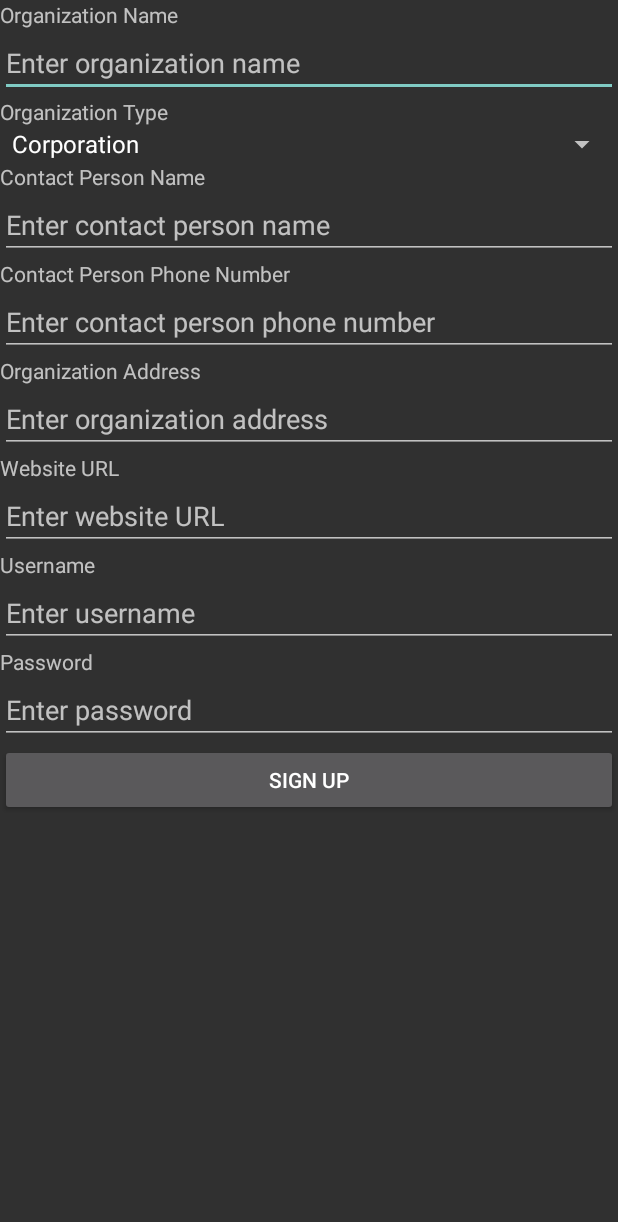
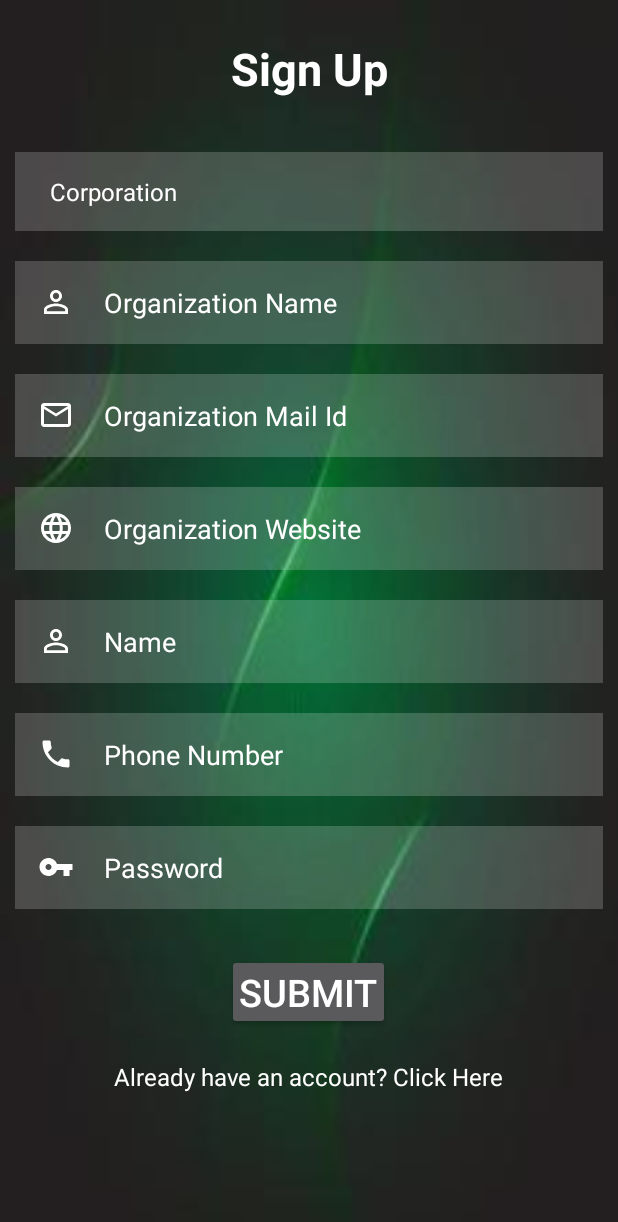
Before and after one commit to Baisalya/Agrohub, an Android app: the OrganizationRegistation screen opened directly, with no data from a screen before it, on a phone screen of 412 x 824 dp. Shown: the top 1222 px of the screen. Run offline under Robolectric (Android 15) with nearby library versions, the light colour scheme and no system bars; Roboto replaces fonts that are not available here.

Commit message:
season and types crops dro down added

```diff
--- a/app/src/main/java/com/passonatetech/agrohub/loginsignup/OrganizationRegistation.java
+++ b/app/src/main/java/com/passonatetech/agrohub/loginsignup/OrganizationRegistation.java
@@ -22,13 +22,13 @@ public class OrganizationRegistation extends AppCompatActivity {
     @Override
     protected void onCreate(Bundle savedInstanceState) {
         super.onCreate(savedInstanceState);
-        setContentView(R.layout.activity_organization_registation);
+        setContentView(R.layout.activity_organization_register_page);
 
         organizationNameEditText = findViewById(R.id.organizationNameEditText);
         organizationTypeSpinner = findViewById(R.id.organizationTypeSpinner);
-        contactPersonNameEditText = findViewById(R.id.contactPersonNameEditText);
+      //  contactPersonNameEditText = findViewById(R.id.contactPersonNameEditText);
         contactPersonPhoneNumberEditText = findViewById(R.id.contactPersonPhoneEditText);
-        organizationAddressEditText = findViewById(R.id.organizationAddressEditText);
+      //  organizationAddressEditText = findViewById(R.id.organizationAddressEditText);
         websiteURLEditText = findViewById(R.id.websiteUrlEditText);
         usernameEditText = findViewById(R.id.usernameEditText);
         passwordEditText = findViewById(R.id.passwordEditText);
--- a/app/src/main/java/com/passonatetech/agrohub/loginsignup/RegistrationActivity.java
+++ b/app/src/main/java/com/passonatetech/agrohub/loginsignup/RegistrationActivity.java
@@ -137,14 +137,18 @@ public class RegistrationActivity extends AppCompatActivity {
         register();
         finish();
     }
+
+    /**** Routes methods  ****/
     //Alredy register routes
     private void register() {
         Intent intent = new Intent(RegistrationActivity.this, CropCalender.class);
         startActivity(intent);
+        finish();
     }
     private void returnlogin() {
         Intent intent = new Intent(RegistrationActivity.this, LoginActivity.class);
         startActivity(intent);
+        finish();
     }
     //if oganisation route
   /*  private void  organisationSelected(){
--- a/app/src/main/res/layout/activity_login_page.xml
+++ b/app/src/main/res/layout/activity_login_page.xml
@@ -76,7 +76,8 @@
             android:layout_width="wrap_content"
             android:layout_height="wrap_content"
             android:clickable="true"
-            android:text="Don't have an account? Click Here"
+            android:onClick="createnewaccount"
+            android:text="@string/don_t_have_an_account_click_here"
             android:textColor="@android:color/background_light"
             android:textSize="16sp" />
     </LinearLayout>
--- a/app/src/main/res/layout/activity_organization_registation.xml
+++ /dev/null
@@ -1,103 +0,0 @@
-<LinearLayout xmlns:android="http://schemas.android.com/apk/res/android"
-    android:layout_width="match_parent"
-    android:layout_height="match_parent"
-    android:orientation="vertical">
-
-    <TextView
-        android:layout_width="wrap_content"
-        android:layout_height="wrap_content"
-        android:text="Organization Name" />
-
-    <EditText
-        android:id="@+id/organizationNameEditText"
-        android:layout_width="match_parent"
-        android:layout_height="wrap_content"
-        android:hint="Enter organization name" />
-
-    <TextView
-        android:layout_width="wrap_content"
-        android:layout_height="wrap_content"
-        android:text="Organization Type" />
-
-    <Spinner
-        android:id="@+id/organizationTypeSpinner"
-        android:layout_width="match_parent"
-        android:layout_height="wrap_content"
-        android:entries="@array/organization_types"
-        android:prompt="@string/organization_type_prompt"
-       />
-
-    <TextView
-        android:layout_width="wrap_content"
-        android:layout_height="wrap_content"
-        android:text="Contact Person Name" />
-
-    <EditText
-        android:id="@+id/contactPersonNameEditText"
-        android:layout_width="match_parent"
-        android:layout_height="wrap_content"
-        android:hint="Enter contact person name" />
-
-    <TextView
-        android:layout_width="wrap_content"
-        android:layout_height="wrap_content"
-        android:text="Contact Person Phone Number" />
-
-    <EditText
-        android:id="@+id/contactPersonPhoneEditText"
-        android:layout_width="match_parent"
-        android:layout_height="wrap_content"
-        android:hint="Enter contact person phone number" />
-
-    <TextView
-        android:layout_width="wrap_content"
-        android:layout_height="wrap_content"
-        android:text="Organization Address" />
-
-    <EditText
-        android:id="@+id/organizationAddressEditText"
-        android:layout_width="match_parent"
-        android:layout_height="wrap_content"
-        android:hint="Enter organization address" />
-
-    <TextView
-        android:layout_width="wrap_content"
-        android:layout_height="wrap_content"
-        android:text="Website URL" />
-
-    <EditText
-        android:id="@+id/websiteUrlEditText"
-        android:layout_width="match_parent"
-        android:layout_height="wrap_content"
-        android:hint="Enter website URL" />
-
-    <TextView
-        android:layout_width="wrap_content"
-        android:layout_height="wrap_content"
-        android:text="Username" />
-
-    <EditText
-        android:id="@+id/usernameEditText"
-        android:layout_width="match_parent"
-        android:layout_height="wrap_content"
-        android:hint="Enter username" />
-
-    <TextView
-        android:layout_width="wrap_content"
-        android:layout_height="wrap_content"
-        android:text="Password" />
-
-    <EditText
-        android:id="@+id/passwordEditText"
-        android:layout_width="match_parent"
-        android:layout_height="wrap_content"
-        android:hint="Enter password"
-        android:inputType="textPassword" />
-
-    <Button
-        android:id="@+id/signupButton"
-        android:layout_width="match_parent"
-        android:layout_height="wrap_content"
-        android:text="Sign Up" />
-
-</LinearLayout>
--- a/app/src/main/res/values-night/arrays.xml
+++ b/app/src/main/res/values-night/arrays.xml
@@ -1,6 +1,4 @@
 <?xml version="1.0" encoding="utf-8"?>
 <resources>
-    <string-array name="season_array" />
-    <string-array name="crop_type_array" />
-    <string-array name="crop_name_array" />
+
 </resources>
--- a/app/src/main/res/values-night/strings.xml
+++ b/app/src/main/res/values-night/strings.xml
@@ -11,4 +11,5 @@
     <string name="third">Get access to expert advice on farming techniques, pest control, and more through our platform. Connect with other farmers and experts to get answers to all your farming-related queries.</string>
     <string name="Second">" Plan your farming activities efficiently with our crop calendar. Get information on the best time to plant, harvest and apply fertilizers and pesticides for each crop in your region."</string>
     <string name="fourth">Stay on top of your farming tasks with our todo list feature. Create a list of tasks to be completed and set reminders to ensure that you never miss an important task.</string>
+    <string name="select_crop" />
 </resources>
--- a/app/src/main/res/values/arrays.xml
+++ b/app/src/main/res/values/arrays.xml
@@ -1,6 +1,4 @@
 <?xml version="1.0" encoding="utf-8"?>
 <resources>
-    <string-array name="season_array" />
-    <string-array name="crop_type_array" />
-    <string-array name="crop_name_array" />
+
 </resources>
--- a/app/src/main/res/values/seasonsarrays.xml
+++ b/app/src/main/res/values/seasonsarrays.xml
@@ -1,10 +1,12 @@
 <?xml version="1.0" encoding="utf-8"?>
 <resources>
+    <string name="select_seasons" />
     <string-array name="seasons">
         <item>Rabi</item>
         <item>Kharif</item>
         <item>Zaid</item>
     </string-array>
+
     <string-array name="In_Rabi">
         <item>Cereals</item>
         <item>Vegetables</item>
--- a/app/src/main/res/values/strings.xml
+++ b/app/src/main/res/values/strings.xml
@@ -35,8 +35,9 @@
         <item>Etc</item>
     </string-array>
 
-    <string name="select_season" />
-    <string name="select_crop_type" />
+
+    <string name="don_t_have_an_account_click_here">Don\'t have an account? Click Here</string>
+    <string name="already_registered_click_here">Already Registered? Click Here</string>
     <string name="select_crop_name" />
 
 </resources>
```
Also changed, not shown: app/src/main/java/com/passonatetech/agrohub/cropcalender/DetailsActivity.java (+43 -16 lines), app/src/main/java/com/passonatetech/agrohub/loginsignup/LoginActivity.java (added, +32 -0 lines), app/src/main/res/drawable/spinner_background.xml (added, +31 -0 lines), app/src/main/res/layout/activity_details.xml (+24 -16 lines), app/src/main/res/layout/activity_organization_register_page.xml (+8 -6 lines), app/src/main/res/layout/activity_regestration.xml (+10 -7 lines).
